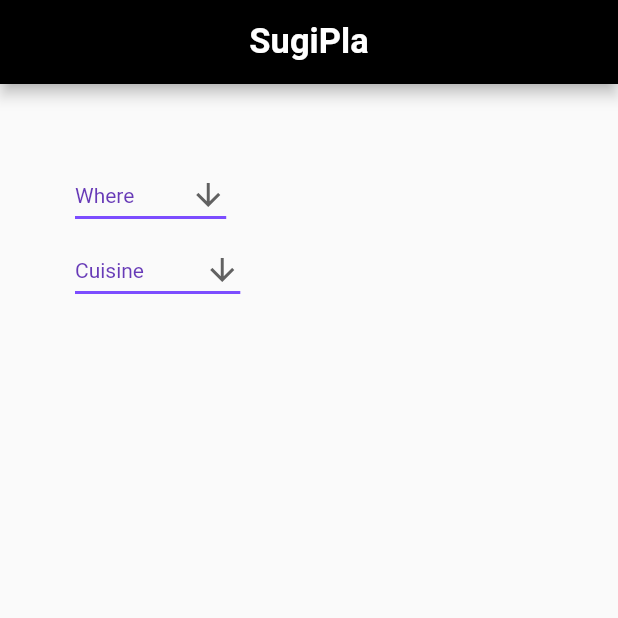
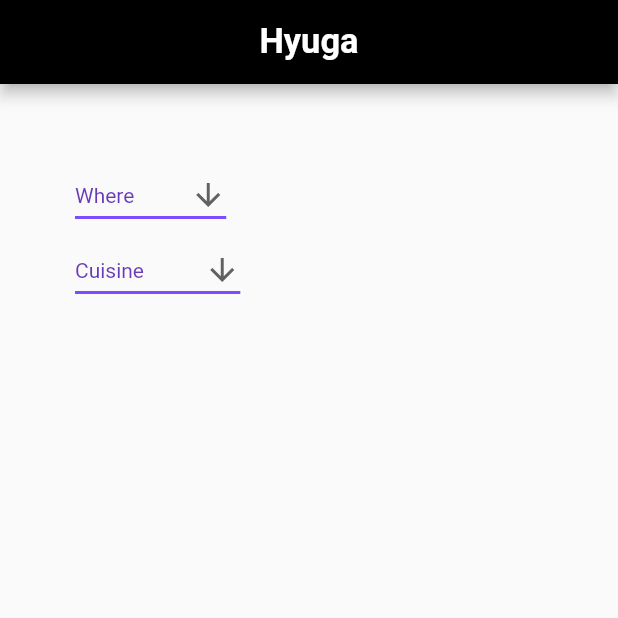
Before and after one commit to HyugaTeam/HyugaApp, a Flutter app: the screen it shows after launch, on a phone screen of 412 x 824 dp, the top half of it. Run offline on Flutter 3.47's test engine with Material 2 defaults, Android fonts, the phone set to English and light mode, and no system bars.

Commit message:
Revert "SugiPla"
This reverts commit 302a53ef7a71231f2cb1662480161529da6ec840.

```diff
--- a/lib/main.dart
+++ b/lib/main.dart
@@ -11,7 +11,7 @@ class Home extends StatelessWidget{
     return Scaffold(
     appBar: AppBar(
       title: Text(
-        "SugiPla",
+        "Hyuga",
         style: TextStyle(
           fontWeight: FontWeight.bold,
           color: Colors.white,
```
